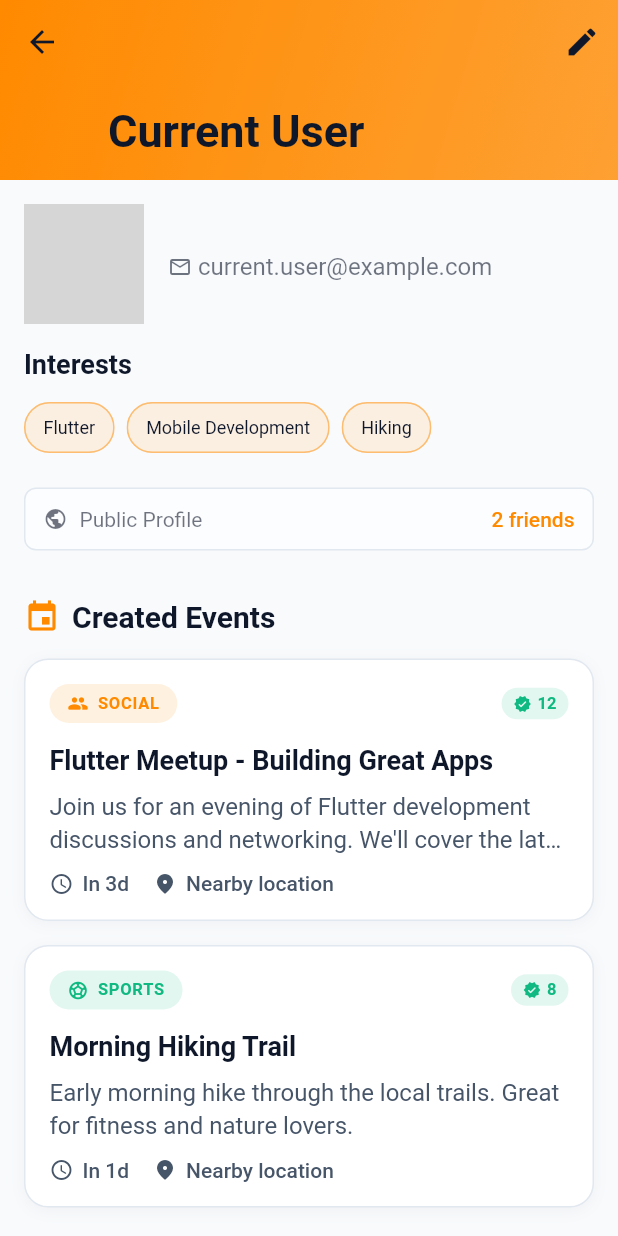
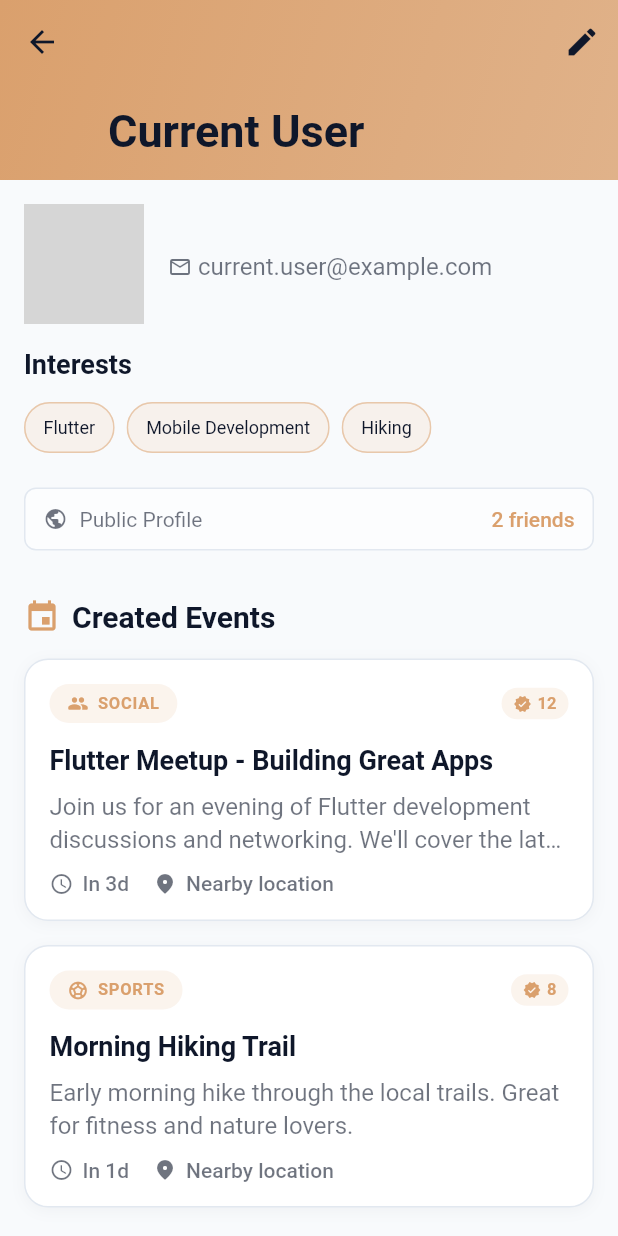
Before and after one commit to OscarIsorez/socialnet, a Flutter app: the ProfilePage screen opened by its route, on a phone screen of 412 x 824 dp. Run offline on Flutter 3.47's test engine with Material 3 defaults, Android fonts, the phone set to English and light mode, and no system bars; our stand-ins replace cached_network_image, connectivity_plus, dartz, equatable, flutter_bloc, flutter_map and 5 more; accounts and stored records are empty; network calls fail; grey boxes are pictures that could not be loaded.

Commit message:
feat: Refactor color usage to leverage Theme for consistency across profile and event components

```diff
--- a/lib/core/constants/app_colors.dart
+++ b/lib/core/constants/app_colors.dart
@@ -10,7 +10,7 @@ class AppColors {
 
   // static const Color primary = Color(0xFF6366F1);
 
-  static const Color primary = Color(0xFFFF8A00);
+  static const Color primary = Color(0xFFDAA06D);
   static const Color secondary = Color(0xFF22D3EE);
   // static const Color accent = Color(0xFFF97316);
   static const Color accent = Color(0xFF8B5CF6);
--- a/lib/presentation/pages/profile/profile_page.dart
+++ b/lib/presentation/pages/profile/profile_page.dart
@@ -1,6 +1,5 @@
 import 'package:flutter/material.dart';
 import 'package:flutter_bloc/flutter_bloc.dart';
-import 'package:socialnet/core/constants/app_colors.dart';
 import 'package:socialnet/domain/entities/event.dart';
 
 import '../../bloc/profile/profile_bloc.dart';
@@ -62,7 +61,11 @@ class _ProfilePageState extends State<ProfilePage> {
               child: Column(
                 mainAxisAlignment: MainAxisAlignment.center,
                 children: [
-                  Icon(Icons.error_outline, size: 64, color: AppColors.error),
+                  Icon(
+                    Icons.error_outline,
+                    size: 64,
+                    color: Theme.of(context).colorScheme.error,
+                  ),
                   const SizedBox(height: 16),
                   Text(
                     'Error loading profile',
@@ -117,8 +120,10 @@ class _ProfilePageState extends State<ProfilePage> {
                           begin: Alignment.topLeft,
                           end: Alignment.bottomRight,
                           colors: [
-                            AppColors.primary,
-                            AppColors.primary.withValues(alpha: 0.8),
+                            Theme.of(context).colorScheme.primary,
+                            Theme.of(
+                              context,
+                            ).colorScheme.primary.withValues(alpha: 0.8),
                           ],
                         ),
                       ),
@@ -144,7 +149,10 @@ class _ProfilePageState extends State<ProfilePage> {
                     padding: const EdgeInsets.all(16),
                     child: Row(
                       children: [
-                        Icon(Icons.event, color: AppColors.primary),
+                        Icon(
+                          Icons.event,
+                          color: Theme.of(context).colorScheme.primary,
+                        ),
                         const SizedBox(width: 8),
                         Text(
                           'Created Events',
--- a/lib/presentation/widgets/event/event_card.dart
+++ b/lib/presentation/widgets/event/event_card.dart
@@ -2,7 +2,6 @@ import 'package:flutter/material.dart';
 import 'package:intl/intl.dart';
 
 import '../../../domain/entities/event.dart';
-import '../../../core/constants/app_colors.dart';
 
 class EventCard extends StatelessWidget {
   const EventCard({super.key, required this.event});
@@ -16,12 +15,17 @@ class EventCard extends StatelessWidget {
       borderRadius: BorderRadius.circular(16),
       child: Container(
         decoration: BoxDecoration(
-          color: AppColors.cardBackground,
+          color: Theme.of(context).colorScheme.surface,
           borderRadius: BorderRadius.circular(16),
-          border: Border.all(color: AppColors.border, width: 1),
+          border: Border.all(
+            color: Theme.of(context).colorScheme.outline,
+            width: 1,
+          ),
           boxShadow: [
             BoxShadow(
-              color: AppColors.textPrimary.withValues(alpha: 0.04),
+              color: Theme.of(
+                context,
+              ).colorScheme.onSurface.withValues(alpha: 0.04),
               blurRadius: 8,
               offset: const Offset(0, 2),
             ),
@@ -41,7 +45,7 @@ class EventCard extends StatelessWidget {
                       vertical: 6,
                     ),
                     decoration: BoxDecoration(
-                      color: _getCategoryColor().withValues(alpha: 0.12),
+                      color: _getCategoryColor(context).withValues(alpha: 0.12),
                       borderRadius: BorderRadius.circular(20),
                     ),
                     child: Row(
@@ -50,7 +54,7 @@ class EventCard extends StatelessWidget {
                         Icon(
                           _getCategoryIcon(),
                           size: 14,
-                          color: _getCategoryColor(),
+                          color: _getCategoryColor(context),
                         ),
                         const SizedBox(width: 6),
                         Text(
@@ -58,7 +62,7 @@ class EventCard extends StatelessWidget {
                           style: TextStyle(
                             fontSize: 11,
                             fontWeight: FontWeight.w600,
-                            color: _getCategoryColor(),
+                            color: _getCategoryColor(context),
                             letterSpacing: 0.5,
                           ),
                         ),
@@ -73,7 +77,9 @@ class EventCard extends StatelessWidget {
                         vertical: 4,
                       ),
                       decoration: BoxDecoration(
-                        color: AppColors.success.withValues(alpha: 0.12),
+                        color: Theme.of(
+                          context,
+                        ).colorScheme.primary.withValues(alpha: 0.12),
                         borderRadius: BorderRadius.circular(12),
                       ),
                       child: Row(
@@ -82,7 +88,7 @@ class EventCard extends StatelessWidget {
                           Icon(
                             Icons.verified_rounded,
                             size: 12,
-                            color: AppColors.success,
+                            color: Theme.of(context).colorScheme.primary,
                           ),
                           const SizedBox(width: 4),
                           Text(
@@ -90,7 +96,7 @@ class EventCard extends StatelessWidget {
                             style: TextStyle(
                               fontSize: 11,
                               fontWeight: FontWeight.w600,
-                              color: AppColors.success,
+                              color: Theme.of(context).colorScheme.primary,
                             ),
                           ),
                         ],
@@ -106,7 +112,7 @@ class EventCard extends StatelessWidget {
                 event.title,
                 style: Theme.of(context).textTheme.titleMedium?.copyWith(
                   fontWeight: FontWeight.w600,
-                  color: AppColors.textPrimary,
+                  color: Theme.of(context).colorScheme.onSurface,
                   height: 1.3,
                 ),
                 maxLines: 2,
@@ -118,7 +124,9 @@ class EventCard extends StatelessWidget {
                 Text(
                   event.description,
                   style: Theme.of(context).textTheme.bodyMedium?.copyWith(
-                    color: AppColors.textSecondary,
+                    color: Theme.of(
+                      context,
+                    ).colorScheme.onSurface.withValues(alpha: 0.6),
                     height: 1.4,
                   ),
                   maxLines: 2,
@@ -135,13 +143,17 @@ class EventCard extends StatelessWidget {
                     Icon(
                       Icons.schedule_rounded,
                       size: 16,
-                      color: AppColors.textSecondary,
+                      color: Theme.of(
+                        context,
+                      ).colorScheme.onSurface.withValues(alpha: 0.6),
                     ),
                     const SizedBox(width: 6),
                     Text(
                       _formatDateTime(event.startTime!),
                       style: Theme.of(context).textTheme.bodySmall?.copyWith(
-                        color: AppColors.textSecondary,
+                        color: Theme.of(
+                          context,
+                        ).colorScheme.onSurface.withValues(alpha: 0.6),
                         fontWeight: FontWeight.w500,
                       ),
                     ),
@@ -150,14 +162,18 @@ class EventCard extends StatelessWidget {
                   Icon(
                     Icons.location_on_rounded,
                     size: 16,
-                    color: AppColors.textSecondary,
+                    color: Theme.of(
+                      context,
+                    ).colorScheme.onSurface.withValues(alpha: 0.6),
                   ),
                   const SizedBox(width: 6),
                   Expanded(
                     child: Text(
                       'Nearby location',
                       style: Theme.of(context).textTheme.bodySmall?.copyWith(
-                        color: AppColors.textSecondary,
+                        color: Theme.of(
+                          context,
+                        ).colorScheme.onSurface.withValues(alpha: 0.6),
                         fontWeight: FontWeight.w500,
                       ),
                       overflow: TextOverflow.ellipsis,
@@ -185,7 +201,7 @@ class EventCard extends StatelessWidget {
             constraints: const BoxConstraints(maxWidth: 400),
             padding: const EdgeInsets.all(24),
             decoration: BoxDecoration(
-              color: AppColors.cardBackground,
+              color: Theme.of(context).colorScheme.surface,
               borderRadius: BorderRadius.circular(20),
             ),
             child: Column(
@@ -201,7 +217,9 @@ class EventCard extends StatelessWidget {
                         vertical: 6,
                       ),
                       decoration: BoxDecoration(
-                        color: _getCategoryColor().withValues(alpha: 0.15),
+                        color: _getCategoryColor(
+                          context,
+                        ).withValues(alpha: 0.12),
                         borderRadius: BorderRadius.circular(20),
                       ),
                       child: Row(
@@ -210,7 +228,7 @@ class EventCard extends StatelessWidget {
                           Icon(
                             _getCategoryIcon(),
                             size: 16,
-                            color: _getCategoryColor(),
+                            color: _getCategoryColor(context),
                           ),
                           const SizedBox(width: 8),
                           Text(
@@ -218,7 +236,7 @@ class EventCard extends StatelessWidget {
                             style: TextStyle(
                               fontSize: 12,
                               fontWeight: FontWeight.w600,
-                              color: _getCategoryColor(),
+                              color: _getCategoryColor(context),
                               letterSpacing: 0.5,
                             ),
                           ),
@@ -230,12 +248,14 @@ class EventCard extends StatelessWidget {
                       onPressed: () => Navigator.of(context).pop(),
                       icon: Icon(
                         Icons.close_rounded,
-                        color: AppColors.textSecondary,
+                        color: Theme.of(
+                          context,
+                        ).colorScheme.onSurface.withValues(alpha: 0.6),
                       ),
                       style: IconButton.styleFrom(
-                        backgroundColor: AppColors.border.withValues(
-                          alpha: 0.5,
-                        ),
+                        backgroundColor: Theme.of(
+                          context,
+                        ).colorScheme.outline.withValues(alpha: 0.5),
                         padding: const EdgeInsets.all(8),
                         minimumSize: const Size(32, 32),
                       ),
@@ -250,7 +270,7 @@ class EventCard extends StatelessWidget {
                   event.title,
                   style: Theme.of(context).textTheme.headlineSmall?.copyWith(
                     fontWeight: FontWeight.bold,
-                    color: AppColors.textPrimary,
+                    color: Theme.of(context).colorScheme.onSurface,
                     height: 1.3,
                   ),
                 ),
@@ -262,13 +282,15 @@ class EventCard extends StatelessWidget {
                   Container(
                     padding: const EdgeInsets.all(16),
                     decoration: BoxDecoration(
-                      color: AppColors.border.withValues(alpha: 0.3),
+                      color: Theme.of(
+                        context,
+                      ).colorScheme.outline.withValues(alpha: 0.3),
                       borderRadius: BorderRadius.circular(12),
                     ),
                     child: Text(
                       event.description,
                       style: Theme.of(context).textTheme.bodyLarge?.copyWith(
-                        color: AppColors.textPrimary,
+                        color: Theme.of(context).colorScheme.onSurface,
                         height: 1.5,
                       ),
                     ),
@@ -280,10 +302,14 @@ class EventCard extends StatelessWidget {
                 Container(
                   padding: const EdgeInsets.all(16),
                   decoration: BoxDecoration(
-                    color: AppColors.primary.withValues(alpha: 0.05),
+                    color: Theme.of(
+                      context,
+                    ).colorScheme.primary.withValues(alpha: 0.05),
                     borderRadius: BorderRadius.circular(12),
                     border: Border.all(
-                      color: AppColors.primary.withValues(alpha: 0.1),
+                      color: Theme.of(
+                        context,
+                      ).colorScheme.primary.withValues(alpha: 0.1),
                     ),
                   ),
                   child: Column(
@@ -294,13 +320,15 @@ class EventCard extends StatelessWidget {
                             Container(
                               padding: const EdgeInsets.all(8),
                               decoration: BoxDecoration(
-                                color: AppColors.primary.withValues(alpha: 0.1),
+                                color: Theme.of(
+                                  context,
+                                ).colorScheme.primary.withValues(alpha: 0.1),
                                 borderRadius: BorderRadius.circular(8),
                               ),
                               child: Icon(
                                 Icons.schedule_rounded,
                                 size: 20,
-                                color: AppColors.primary,
+                                color: Theme.of(context).colorScheme.primary,
                               ),
                             ),
                             const SizedBox(width: 12),
@@ -312,7 +340,10 @@ class EventCard extends StatelessWidget {
                                     'Event Time',
                                     style: Theme.of(context).textTheme.bodySmall
                                         ?.copyWith(
-                                          color: AppColors.textSecondary,
+                                          color: Theme.of(context)
+                                              .colorScheme
+                                              .onSurface
+                                              .withValues(alpha: 0.6),
                                           fontWeight: FontWeight.w500,
                                         ),
                                   ),
@@ -323,7 +354,9 @@ class EventCard extends StatelessWidget {
                                         .textTheme
                                         .bodyMedium
                                         ?.copyWith(
-                                          color: AppColors.textPrimary,
+                                          color: Theme.of(
+                                            context,
+                                          ).colorScheme.onSurface,
                                           fontWeight: FontWeight.w600,
                                         ),
                                   ),
@@ -339,13 +372,15 @@ class EventCard extends StatelessWidget {
                           Container(
                             padding: const EdgeInsets.all(8),
                             decoration: BoxDecoration(
-                              color: AppColors.secondary.withValues(alpha: 0.1),
+                              color: Theme.of(
+                                context,
+                              ).colorScheme.secondary.withValues(alpha: 0.1),
                               borderRadius: BorderRadius.circular(8),
                             ),
                             child: Icon(
                               Icons.location_on_rounded,
                               size: 20,
-                              color: AppColors.secondary,
+                              color: Theme.of(context).colorScheme.secondary,
                             ),
                           ),
                           const SizedBox(width: 12),
@@ -357,7 +392,10 @@ class EventCard extends StatelessWidget {
                                   'Location',
                                   style: Theme.of(context).textTheme.bodySmall
                                       ?.copyWith(
-                                        color: AppColors.textSecondary,
+                                        color: Theme.of(context)
+                                            .colorScheme
+                                            .onSurface
+                                            .withValues(alpha: 0.6),
                                         fontWeight: FontWeight.w500,
                                       ),
                                 ),
@@ -366,7 +404,9 @@ class EventCard extends StatelessWidget {
                                   '${event.location.latitude.toStringAsFixed(4)}, ${event.location.longitude.toStringAsFixed(4)}',
                                   style: Theme.of(context).textTheme.bodyMedium
                                       ?.copyWith(
-                                        color: AppColors.textPrimary,
+                                        color: Theme.of(
+                                          context,
+                                        ).colorScheme.onSurface,
                                         fontWeight: FontWeight.w600,
                                       ),
                                 ),
@@ -382,13 +422,15 @@ class EventCard extends StatelessWidget {
                             Container(
                               padding: const EdgeInsets.all(8),
                               decoration: BoxDecoration(
-                                color: AppColors.success.withValues(alpha: 0.1),
+                                color: Theme.of(
+                                  context,
+                                ).colorScheme.primary.withValues(alpha: 0.1),
                                 borderRadius: BorderRadius.circular(8),
                               ),
                               child: Icon(
                                 Icons.verified_rounded,
                                 size: 20,
-                                color: AppColors.success,
+                                color: Theme.of(context).colorScheme.primary,
                               ),
                             ),
                             const SizedBox(width: 12),
@@ -400,7 +442,10 @@ class EventCard extends StatelessWidget {
                                     'Verified',
                                     style: Theme.of(context).textTheme.bodySmall
                                         ?.copyWith(
-                                          color: AppColors.textSecondary,
+                                          color: Theme.of(context)
+                                              .colorScheme
+                                              .onSurface
+                                              .withValues(alpha: 0.6),
                                           fontWeight: FontWeight.w500,
                                         ),
                                   ),
@@ -411,7 +456,9 @@ class EventCard extends StatelessWidget {
                                         .textTheme
                                         .bodyMedium
                                         ?.copyWith(
-                                          color: AppColors.textPrimary,
+                                          color: Theme.of(
+                                            context,
+                                          ).colorScheme.onSurface,
                                           fontWeight: FontWeight.w600,
                                         ),
                                   ),
@@ -435,7 +482,9 @@ class EventCard extends StatelessWidget {
                         onPressed: () => Navigator.of(context).pop(),
                         style: OutlinedButton.styleFrom(
                           padding: const EdgeInsets.symmetric(vertical: 12),
-                          side: BorderSide(color: AppColors.border),
+                          side: BorderSide(
+                            color: Theme.of(context).colorScheme.outline,
+                          ),
                           shape: RoundedRectangleBorder(
                             borderRadius: BorderRadius.circular(12),
                           ),
@@ -443,7 +492,9 @@ class EventCard extends StatelessWidget {
                         child: Text(
                           'Close',
                           style: TextStyle(
-                            color: AppColors.textSecondary,
+                            color: Theme.of(
+                              context,
+                            ).colorScheme.onSurface.withValues(alpha: 0.6),
                             fontWeight: FontWeight.w600,
                           ),
                         ),
@@ -457,8 +508,12 @@ class EventCard extends StatelessWidget {
                           Navigator.of(context).pop();
                         },
                         style: ElevatedButton.styleFrom(
-                          backgroundColor: AppColors.primary,
-                          foregroundColor: AppColors.cardBackground,
+                          backgroundColor: Theme.of(
+                            context,
+                          ).colorScheme.primary,
+                          foregroundColor: Theme.of(
+                            context,
+                          ).colorScheme.onPrimary,
                           padding: const EdgeInsets.symmetric(vertical: 12),
                           shape: RoundedRectangleBorder(
                             borderRadius: BorderRadius.circular(12),
@@ -512,18 +567,18 @@ class EventCard extends StatelessWidget {
     }
   }
 
-  Color _getCategoryColor() {
+  Color _getCategoryColor(BuildContext context) {
     switch (event.category) {
       case EventCategory.music:
-        return AppColors.accent;
+        return Theme.of(context).colorScheme.tertiary;
       case EventCategory.sports:
-        return AppColors.success;
+        return Theme.of(context).colorScheme.primary;
       case EventCategory.social:
-        return AppColors.primary;
+        return Theme.of(context).colorScheme.primary;
       case EventCategory.problem:
-        return AppColors.error;
+        return Theme.of(context).colorScheme.error;
       case EventCategory.other:
-        return AppColors.secondary;
+        return Theme.of(context).colorScheme.secondary;
     }
   }
 
--- a/lib/presentation/widgets/profile/profile_header.dart
+++ b/lib/presentation/widgets/profile/profile_header.dart
@@ -1,7 +1,6 @@
 import 'package:flutter/material.dart';
 
 import '../../../domain/entities/user.dart';
-import '../../../core/constants/app_colors.dart';
 
 class ProfileHeader extends StatelessWidget {
   const ProfileHeader({super.key, required this.user, this.isUpdating = false});
@@ -20,7 +19,9 @@ class ProfileHeader extends StatelessWidget {
             children: [
               CircleAvatar(
                 radius: 40,
-                backgroundColor: AppColors.primary.withAlpha(10),
+                backgroundColor: Theme.of(
+                  context,
+                ).colorScheme.primary.withAlpha(10),
                 backgroundImage: user.photoUrl != null
                     ? NetworkImage(user.photoUrl!)
                     : null,
@@ -31,7 +32,7 @@ class ProfileHeader extends StatelessWidget {
                             : '?',
                         style: TextStyle(
                           fontSize: 24,
-                          color: AppColors.primary,
+                          color: Theme.of(context).colorScheme.primary,
                           fontWeight: FontWeight.bold,
                         ),
                       )
@@ -94,9 +95,13 @@ class ProfileHeader extends StatelessWidget {
               children: user.interests.map((interest) {
                 return Chip(
                   label: Text(interest, style: const TextStyle(fontSize: 12)),
-                  backgroundColor: AppColors.primary.withValues(alpha: 0.1),
+                  backgroundColor: Theme.of(
+                    context,
+                  ).colorScheme.primary.withValues(alpha: 0.1),
                   side: BorderSide(
-                    color: AppColors.primary.withValues(alpha: 0.3),
+                    color: Theme.of(
+                      context,
+                    ).colorScheme.primary.withValues(alpha: 0.3),
                   ),
                 );
               }).toList(),
@@ -134,7 +139,7 @@ class ProfileHeader extends StatelessWidget {
                 Text(
                   '${user.friendIds.length} friends',
                   style: Theme.of(context).textTheme.bodySmall?.copyWith(
-                    color: AppColors.primary,
+                    color: Theme.of(context).colorScheme.primary,
                     fontWeight: FontWeight.w500,
                   ),
                 ),
```
